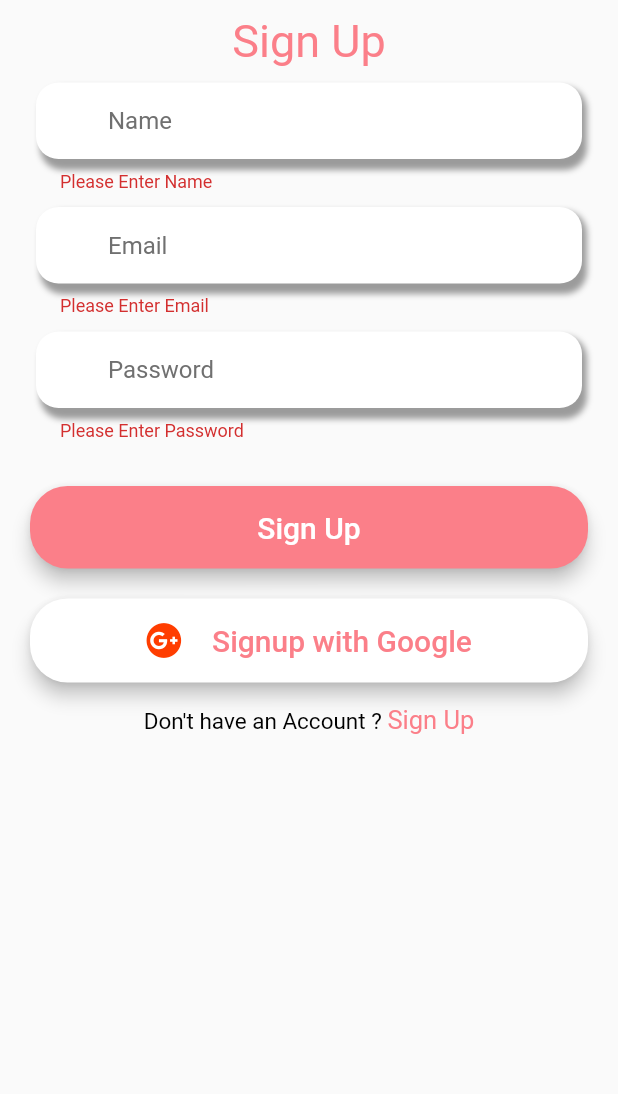
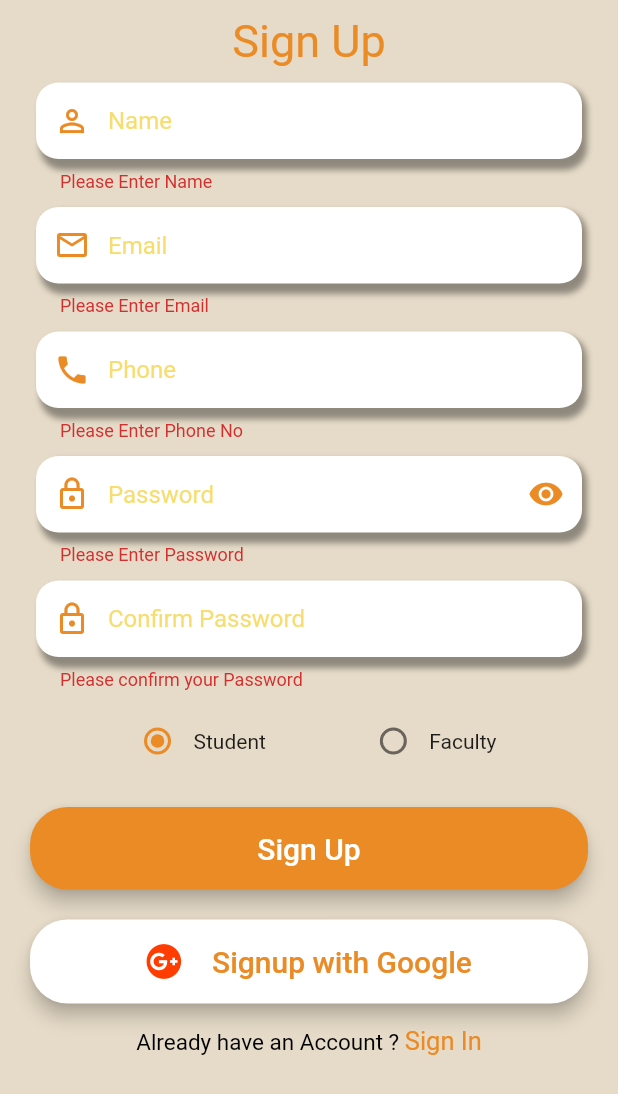
Before and after one commit to Lokhandwalah/canteen-automation-app, a Flutter app: the SignupForm widget shown alone on an empty page, opened directly with empty values, after a tap on "Sign Up", on a phone screen of 412 x 824 dp. Shown: the top 1094 px of the screen. Run offline on Flutter 3.47's test engine with Material 2 defaults, Android fonts, the phone set to English and light mode, and no system bars; our stand-ins replace cloud_firestore, firebase_auth, firebase_core, flip_card, flutter_icons, google_sign_in and 2 more; missing offline and left inert: statusbar; accounts and stored records are empty.

Commit message:
completed Signup

```diff
--- a/lib/main.dart
+++ b/lib/main.dart
@@ -19,10 +19,11 @@ class MyApp extends StatelessWidget {
       debugShowCheckedModeBanner: false,
       theme: ThemeData(
           brightness: Brightness.light,
+          scaffoldBackgroundColor: bg,
           primaryColor: primary,
           accentColor: primary,
           cursorColor: primary,
-          primarySwatch: Colors.pink,
+          primarySwatch: Colors.orange,
           visualDensity: VisualDensity.adaptivePlatformDensity),
       home: SplashScreen(),
       routes: {
--- a/lib/models/user.dart
+++ b/lib/models/user.dart
@@ -1,4 +1,6 @@
-enum UserType { student, facult, guest }
+import 'package:flutter/cupertino.dart';
+
+enum UserType { student, faculty, guest }
 
 class UserData {
   final String name, password, email;
@@ -8,3 +10,7 @@ class UserData {
   UserData(
       {this.name, this.password, this.email, this.phone, this.type, this.uid});
 }
+
+class CurrentUser extends UserData with ChangeNotifier{
+
+}
--- a/lib/screens/auth_screen.dart
+++ b/lib/screens/auth_screen.dart
@@ -26,7 +26,7 @@ class _AuthScreenState extends State<AuthScreen> {
           child: SingleChildScrollView(
             child: Column(
               children: [
-                SizedBox(height: 150),
+                SizedBox(height: 80),
                 Padding(
                   padding: const EdgeInsets.all(20.0),
                   child: FittedBox(
--- a/lib/utilities/constants.dart
+++ b/lib/utilities/constants.dart
@@ -5,10 +5,15 @@ import 'package:flutter/material.dart';
 import 'package:page_transition/page_transition.dart';
 
 // Color Scheme
-const primary = Color(0xffFB7F89);
-const secondary = Color(0xff707070);
+const primary = Color(0xffea8b26);
+const secondary = Color(0xfff7dd6f);
+const bg = Color(0xffe6dbc8);
 const white = Color(0xffffffff);
 const black = Color(0xff000000);
+
+// #ea8b26
+// #f7dd6f
+// #e6dbc8
 
 // Page Transition type
 const leftToRight = PageTransitionType.leftToRightWithFade;
--- a/lib/widgets/custom_textfield.dart
+++ b/lib/widgets/custom_textfield.dart
@@ -52,8 +52,12 @@ InputDecoration roundedTFDecoration(
       contentPadding: const EdgeInsets.all(16),
       fillColor: white,
       filled: true,
-      prefixIcon: Icon(prefixIcon, color: iconColor ?? primary),
-      suffixIcon: GestureDetector(
-          onTap: suffixAction,
-          child: Icon(suffixIcon, color: iconColor ?? primary)));
+      prefixIcon: prefixIcon != null
+          ? Icon(prefixIcon, color: iconColor ?? primary)
+          : null,
+      suffixIcon: suffixIcon != null
+          ? GestureDetector(
+              onTap: suffixAction,
+              child: Icon(suffixIcon, color: iconColor ?? primary))
+          : null);
 }
--- a/lib/widgets/signup_form.dart
+++ b/lib/widgets/signup_form.dart
@@ -1,10 +1,13 @@
+import 'package:canteen/models/user.dart';
 import 'package:canteen/screens/home.dart';
 import 'package:canteen/services/authentication.dart';
+import 'package:canteen/services/database.dart';
 import 'package:canteen/utilities/constants.dart';
 import 'package:canteen/utilities/validation.dart';
 import 'package:canteen/widgets/custom_textfield.dart';
 import 'package:flip_card/flip_card.dart';
 import 'package:flutter/material.dart';
+import 'package:flutter/services.dart';
 import 'package:flutter_icons/flutter_icons.dart';
 
 import 'custom_button.dart';
@@ -19,9 +22,14 @@ class SignupForm extends StatefulWidget {
 
 class _SignupFormState extends State<SignupForm> {
   final _formKey = GlobalKey<FormState>();
-  bool _autoValidate = false, _loading = false;
-  TextEditingController _nameController, _emailController, _passwordController;
-  // String _email, _password;
+  bool _autoValidate = false, _loading = false, _showPassword = false;
+  TextEditingController _nameController,
+      _emailController,
+      _passwordController,
+      _confirmController,
+      _phoneController;
+  UserType userType = UserType.student;
+  String _name, _email, _password, _phone;
 
   @override
   void initState() {
@@ -29,6 +37,8 @@ class _SignupFormState extends State<SignupForm> {
     _nameController = TextEditingController();
     _emailController = TextEditingController();
     _passwordController = TextEditingController();
+    _phoneController = TextEditingController();
+    _confirmController = TextEditingController();
   }
 
   @override
@@ -36,6 +46,8 @@ class _SignupFormState extends State<SignupForm> {
     _nameController.dispose();
     _emailController.dispose();
     _passwordController.dispose();
+    _confirmController.dispose();
+    _phoneController.dispose();
     super.dispose();
   }
 
@@ -62,7 +74,8 @@ class _SignupFormState extends State<SignupForm> {
                     child: TextFormField(
                       controller: _nameController,
                       keyboardType: TextInputType.name,
-                      decoration: roundedTFDecoration(hintText: 'Name'),
+                      decoration: roundedTFDecoration(
+                          hintText: 'Name', prefixIcon: Icons.person_outline),
                       validator: (value) {
                         if (Validation.emptyCheck(value.trim()))
                           return 'Please Enter Name';
@@ -70,13 +83,15 @@ class _SignupFormState extends State<SignupForm> {
                           return 'Name is too short';
                         return null;
                       },
+                      onChanged: (value) => _name = value.trim(),
                     ),
                   ),
                   RoundedTextField(
                     child: TextFormField(
                       controller: _emailController,
                       keyboardType: TextInputType.emailAddress,
-                      decoration: roundedTFDecoration(hintText: 'Email'),
+                      decoration: roundedTFDecoration(
+                          hintText: 'Email', prefixIcon: Icons.mail_outline),
                       validator: (value) {
                         if (Validation.emptyCheck(value.trim()))
                           return 'Please Enter Email';
@@ -84,15 +99,41 @@ class _SignupFormState extends State<SignupForm> {
                           return 'Invalid Email';
                         return null;
                       },
-                      // onChanged: (value) => _email = value.trim(),
+                      onChanged: (value) => _email = value.trim(),
+                    ),
+                  ),
+                  RoundedTextField(
+                    child: TextFormField(
+                      controller: _phoneController,
+                      keyboardType: TextInputType.phone,
+                      inputFormatters: [
+                        WhitelistingTextInputFormatter.digitsOnly
+                      ],
+                      decoration: roundedTFDecoration(
+                          hintText: 'Phone', prefixIcon: Icons.phone),
+                      validator: (value) {
+                        if (Validation.emptyCheck(value.trim()))
+                          return 'Please Enter Phone No';
+                        else if (Validation.lengthCheck(value.trim(), 10))
+                          return 'Must be 10 digits';
+                        return null;
+                      },
+                      onChanged: (value) => _phone = value.trim(),
                     ),
                   ),
                   RoundedTextField(
                     child: TextFormField(
                       controller: _passwordController,
                       keyboardType: TextInputType.text,
-                      obscureText: true,
-                      decoration: roundedTFDecoration(hintText: 'Password'),
+                      obscureText: _showPassword,
+                      decoration: roundedTFDecoration(
+                          hintText: 'Password',
+                          prefixIcon: Icons.lock_outline,
+                          suffixAction: () =>
+                              setState(() => _showPassword = !_showPassword),
+                          suffixIcon: _showPassword
+                              ? Icons.visibility_off
+                              : Icons.visibility),
                       validator: (value) {
                         if (Validation.emptyCheck(value.trim()))
                           return 'Please Enter Password';
@@ -100,9 +141,59 @@ class _SignupFormState extends State<SignupForm> {
                           return 'Minimum 6 characters';
                         return null;
                       },
-                      // onChanged: (value) => _password = value.trim(),
+                      onChanged: (value) => _password = value.trim(),
                     ),
                   ),
+                  RoundedTextField(
+                    child: TextFormField(
+                      keyboardType: TextInputType.text,
+                      controller: _confirmController,
+                      obscureText: true,
+                      decoration: roundedTFDecoration(
+                          hintText: 'Confirm Password',
+                          prefixIcon:
+                              _confirmController.text.trim() == _password
+                                  ? Icons.verified_user
+                                  : Icons.lock_outline),
+                      validator: (value) {
+                        if (Validation.emptyCheck(value.trim()))
+                          return 'Please confirm your Password';
+                        else if (value.trim() != _password)
+                          return 'Passwords don\'t match';
+                        return null;
+                      },
+                      onChanged: (value) => setState(() {}),
+                    ),
+                  ),
+                  Padding(
+                      padding: const EdgeInsets.only(top: 10),
+                      child: Row(
+                        mainAxisAlignment: MainAxisAlignment.spaceEvenly,
+                        children: [
+                          Row(
+                            mainAxisSize: MainAxisSize.min,
+                            children: [
+                              Radio<UserType>(
+                                  value: UserType.student,
+                                  groupValue: userType,
+                                  onChanged: (type) =>
+                                      setState(() => userType = type)),
+                              Text('Student')
+                            ],
+                          ),
+                          Row(
+                            mainAxisSize: MainAxisSize.min,
+                            children: [
+                              Radio<UserType>(
+                                  value: UserType.faculty,
+                                  groupValue: userType,
+                                  onChanged: (type) =>
+                                      setState(() => userType = type)),
+                              Text('Faculty')
+                            ],
+                          ),
+                        ],
+                      )),
                   _loading
                       ? Column(
                           children: [
@@ -120,7 +211,6 @@ class _SignupFormState extends State<SignupForm> {
                       : Column(
                           mainAxisSize: MainAxisSize.min,
                           children: [
-                            SizedBox(height: 10),
                             MyButton(
                                 title: 'Sign Up',
                                 action: () {
@@ -135,7 +225,7 @@ class _SignupFormState extends State<SignupForm> {
                                 textColor: primary,
                                 buttonIcon: Icon(FontAwesome.google_plus,
                                     color: Colors.deepOrangeAccent.shade400),
-                                action: () => _handleSignup(isGoogle: true)),
+                                action: _handleGoogleSignup),
                             SizedBox(height: 15),
                             GestureDetector(
                               onTap: () =>
@@ -145,12 +235,12 @@ class _SignupFormState extends State<SignupForm> {
                                 children: [
                                   RichText(
                                     text: TextSpan(
-                                        text: 'Don\'t have an Account ? ',
+                                        text: 'Already have an Account ? ',
                                         style: TextStyle(
                                             fontSize: 15, color: black),
                                         children: [
                                           TextSpan(
-                                              text: 'Sign Up',
+                                              text: 'Sign In',
                                               style: TextStyle(
                                                   fontSize: 17, color: primary))
                                         ]),
@@ -158,6 +248,7 @@ class _SignupFormState extends State<SignupForm> {
                                 ],
                               ),
                             ),
+                            SizedBox(height: 20)
                           ],
                         ),
                 ],
@@ -169,35 +260,36 @@ class _SignupFormState extends State<SignupForm> {
     );
   }
 
-  _handleSignup({bool isGoogle = false}) async {
+  _handleGoogleSignup() {}
+
+  _handleSignup() async {
     FocusScope.of(context).unfocus();
     setState(() => _loading = true);
-    Map result = isGoogle
-        ? await AuthService().googleSignIn()
-        : await AuthService()
-            .sigIn(_emailController.text, _passwordController.text);
+    final user = UserData(
+        name: _name,
+        email: _email,
+        password: _password,
+        phone: '+91' + _phone,
+        type: userType);
+    Map result = await AuthService().signUp(user);
+    if (result['success']) {
+      user.uid = result['uid'];
+      await DBService().createUser(user);
       await Future.delayed(Duration(seconds: 1));
       setState(() => _loading = false);
-    bool success = result['success'];
-    String title = success ? 'Login Successful' : 'Error';
-    String content = success ? null : result['msg'];
       showDialog(
           context: context,
           barrierDismissible: false,
-        builder: (_) => WillPopScope(
-              onWillPop: () => Future.value(!success),
-              child: DialogBox(
-                  title: title,
-                  titleColor: !success ? Colors.red : null,
-                  icon: success ? Icons.verified_user : null,
+          builder: (_) => DialogBox(
+                title: 'Success',
+                description: 'You have signed up Successfully',
+                icon: Icons.verified_user,
                 iconColor: Colors.teal,
-                  description: content,
-                  buttonText1: !success ? 'OK' : null,
-                  button1Func: !success
-                      ? () => Navigator.of(context, rootNavigator: true).pop()
-                      : null),
+                buttonText1: null,
+                button1Func: null,
               ));
-    if (success) {
+    }
+    if (result['success']) {
       await Future.delayed(Duration(seconds: 2));
       Navigator.of(context, rootNavigator: true).pop();
       Navigator.of(context).pushReplacement(goTo(MainScreen()));
--- a/pubspec.yaml
+++ b/pubspec.yaml
@@ -37,6 +37,7 @@ dependencies:
   cloud_firestore: ^0.14.0+2
   firebase_auth: ^0.18.0+1
   google_sign_in: ^4.5.3
+  provier: ^4.3.2
 
 dev_dependencies:
   flutter_test:
```
Also changed, not shown: lib/services/authentication.dart (+32 -0 lines), lib/services/database.dart (+8 -5 lines), lib/widgets/dialog_box.dart (+12 -6 lines), lib/widgets/login_form.dart (+10 -5 lines). Lines whose indentation alone changed are shown as unchanged.
